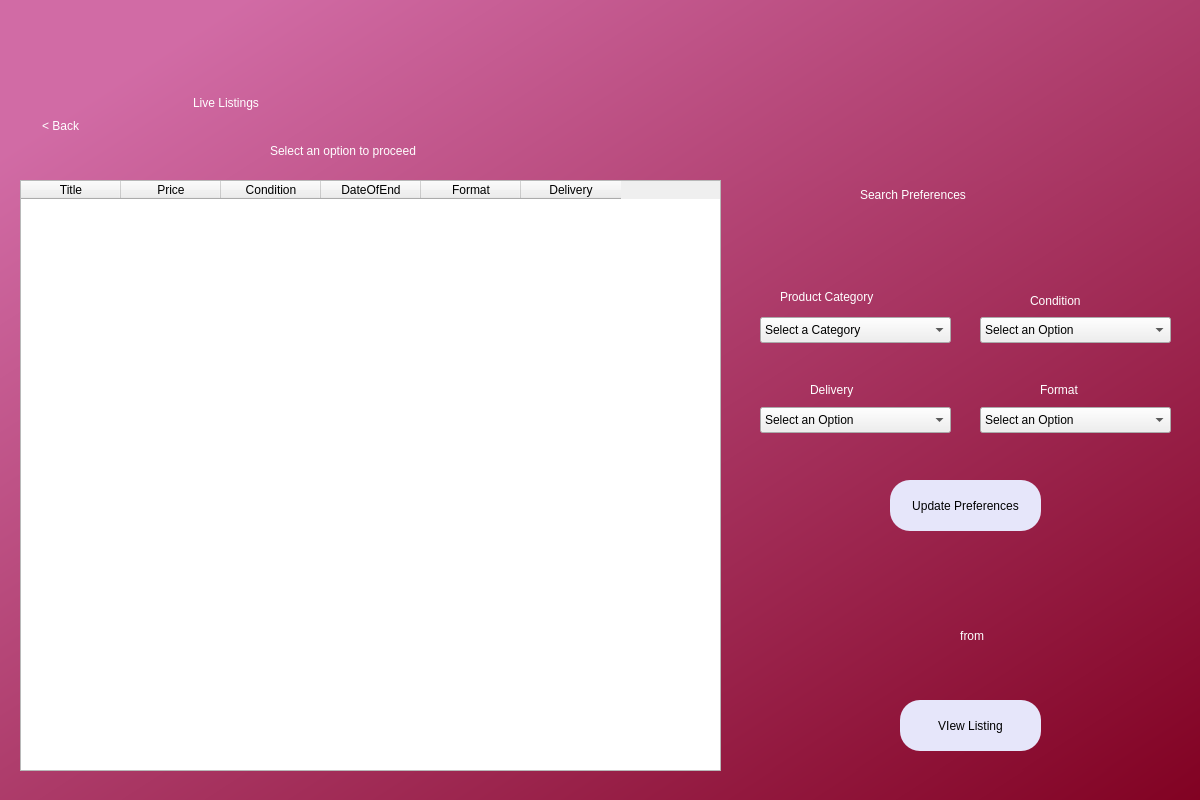
AnshulS853/Coursework_Prototype, file viewlists.ui: the form before one commit.
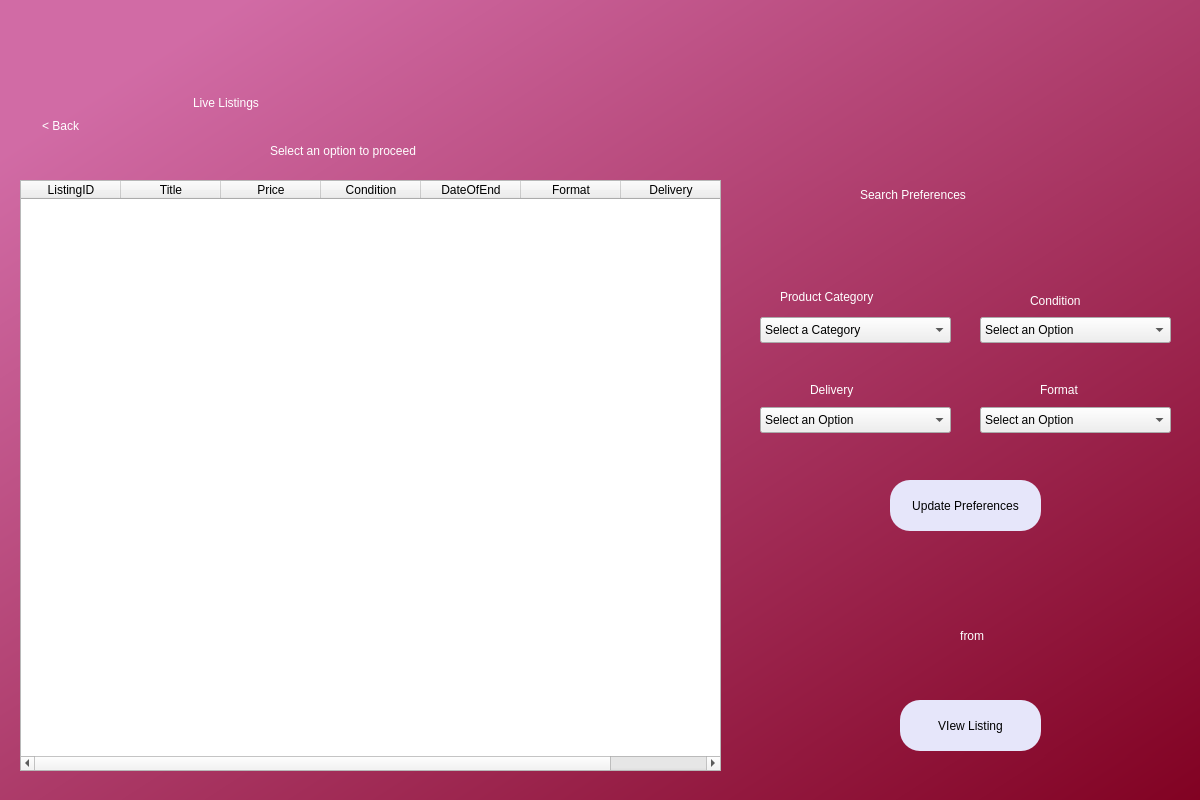
The form after the commit.

```diff
--- a/viewlists.ui
+++ b/viewlists.ui
@@ -85,6 +85,11 @@
     <attribute name="verticalHeaderVisible">
      <bool>true</bool>
     </attribute>
+    <column>
+     <property name="text">
+      <string>ListingID</string>
+     </property>
+    </column>
     <column>
      <property name="text">
       <string>Title</string>
```
